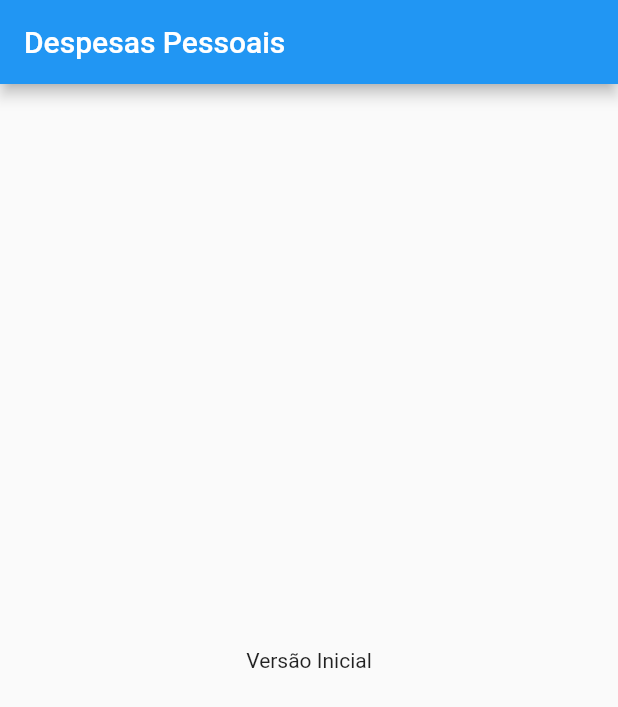
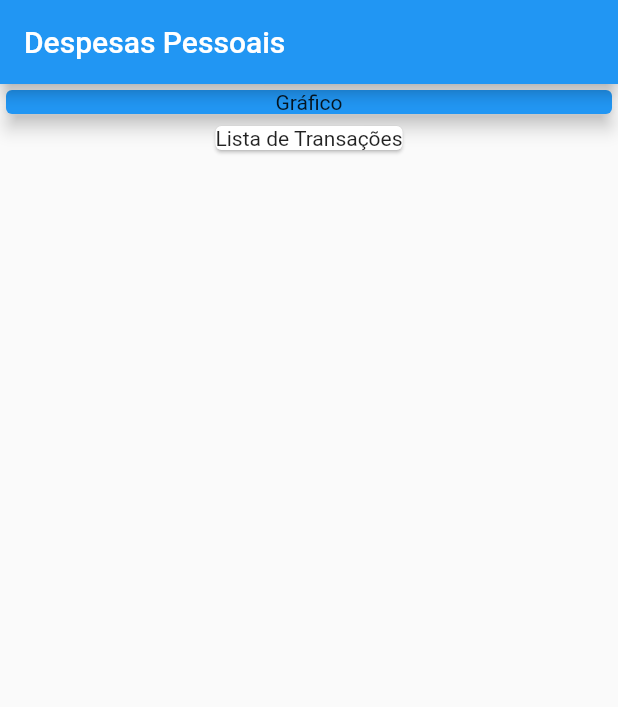
Before and after one commit to machado-jose/expenses, a Flutter app: the screen it shows after launch, on a phone screen of 412 x 824 dp. Shown: the top 707 px of the screen. Run offline on Flutter 3.47's test engine with Material 2 defaults, Android fonts, the phone set to English and light mode, and no system bars.

Commit message:
Combining widgets

```diff
--- a/lib/main.dart
+++ b/lib/main.dart
@@ -18,8 +18,23 @@ class MyHomePage extends StatelessWidget {
       appBar: AppBar(
         title: Text('Despesas Pessoais'),
       ),
-      body: Center(
-        child: Text('Versão Inicial'),
+      body: Column(
+        crossAxisAlignment: CrossAxisAlignment.center,
+        children: <Widget>[
+          Container(
+            width: double.infinity,
+            child: Card(
+              child: Text(
+                'Gráfico',
+                textAlign: TextAlign.center,),
+              elevation: 5,
+              color: Colors.blue,
+            ),
+          ),
+          Card(
+            child: Text('Lista de Transações'),
+          )
+        ],
       ),
     );
   }
```
Also changed, not shown: 1 other file.
